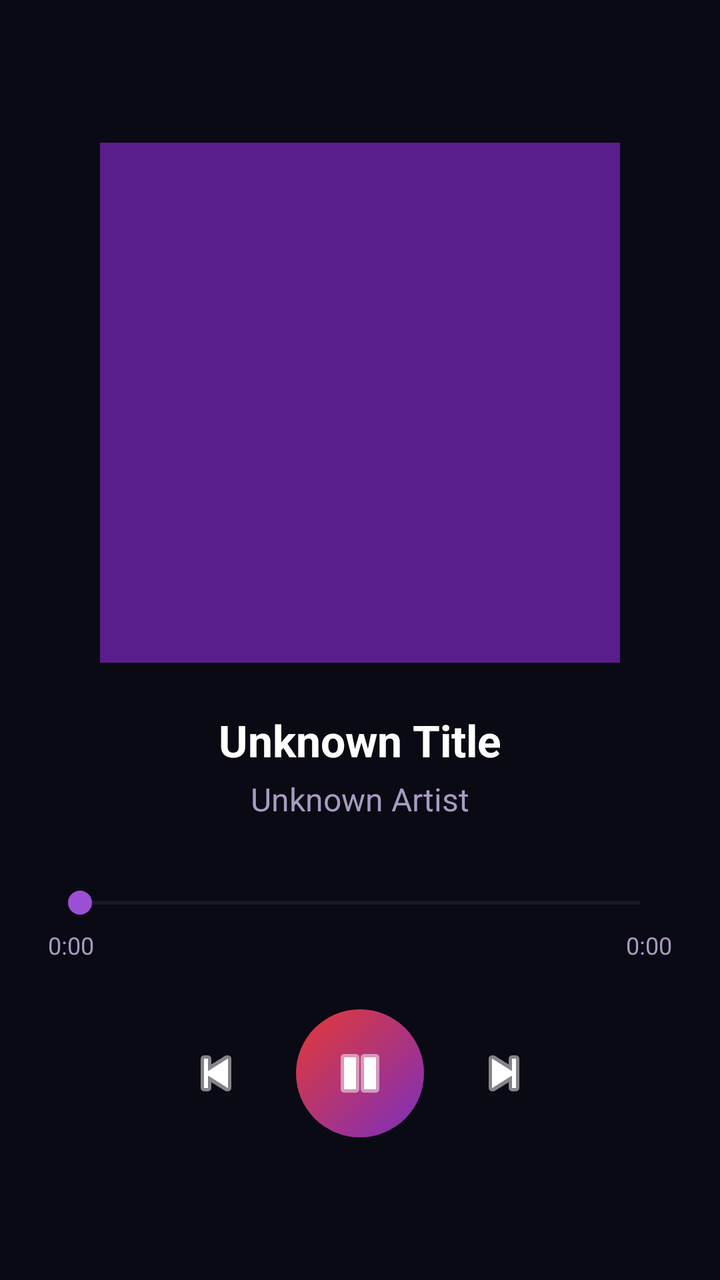
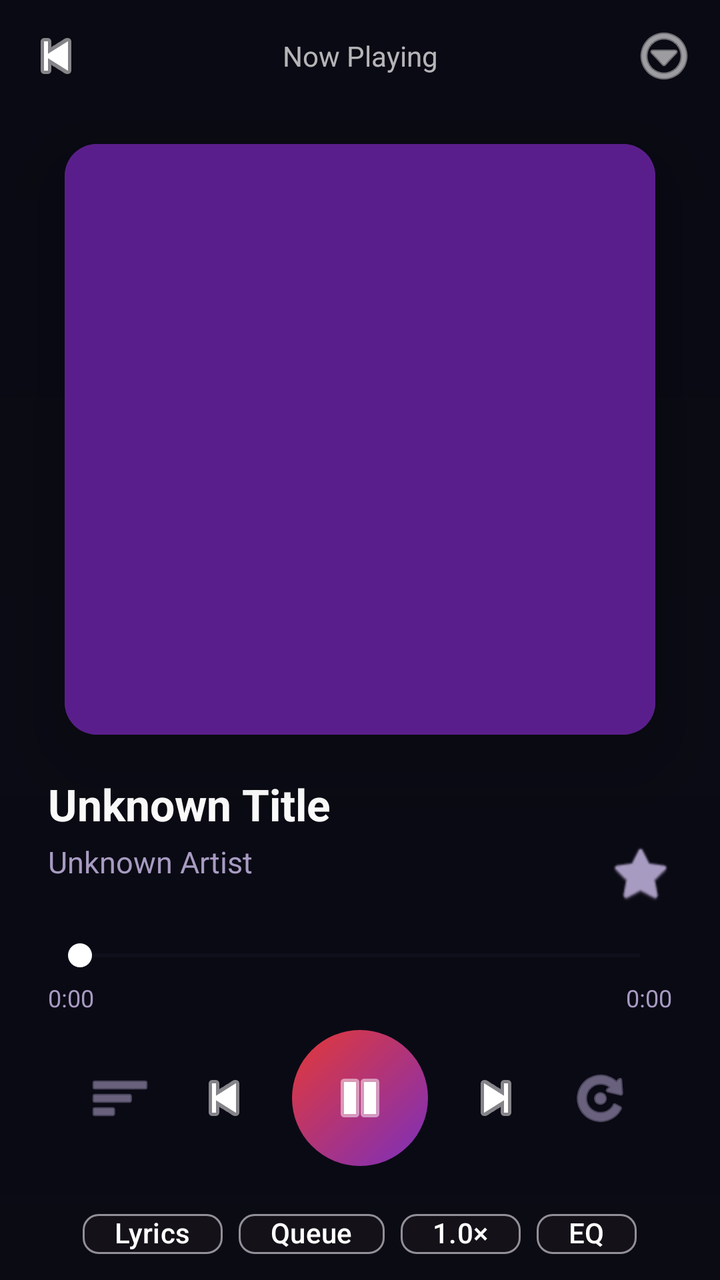

Two renders of the same Android screen: before a commit and after it. Below are the layout's source before the change and the commit's diff.
<!-- AndroidManifest.xml: application theme Theme.FountainPlay -->
<!-- res/layout/activity_audio_player.xml -->
<?xml version="1.0" encoding="utf-8"?>
<LinearLayout xmlns:android="http://schemas.android.com/apk/res/android"
    android:layout_width="match_parent"
    android:layout_height="match_parent"
    android:orientation="vertical"
    android:gravity="center"
    android:background="@color/player_bg_dark"
    android:padding="24dp">
    <ImageView android:id="@+id/album_art"
        android:layout_width="260dp" android:layout_height="260dp"
        android:scaleType="centerCrop"
        android:background="@color/fp_purple_dark" />
    <TextView android:id="@+id/tv_title"
        android:layout_width="match_parent" android:layout_height="wrap_content"
        android:text="Unknown Title" android:textColor="@color/white"
        android:textSize="22sp" android:textStyle="bold"
        android:gravity="center" android:paddingTop="24dp"
        android:maxLines="1" android:ellipsize="marquee" />
    <TextView android:id="@+id/tv_artist"
        android:layout_width="match_parent" android:layout_height="wrap_content"
        android:text="Unknown Artist" android:textColor="@color/on_surface_variant_dark"
        android:textSize="16sp" android:gravity="center" android:paddingTop="4dp" />
    <SeekBar android:id="@+id/seek_bar"
        android:layout_width="match_parent" android:layout_height="wrap_content"
        android:layout_marginTop="32dp"
        android:progressTint="@color/fp_purple"
        android:thumbTint="@color/fp_purple_light" />
    <LinearLayout android:layout_width="match_parent" android:layout_height="wrap_content"
        android:orientation="horizontal" android:paddingTop="4dp">
        <TextView android:id="@+id/tv_current_time"
            android:layout_width="wrap_content" android:layout_height="wrap_content"
            android:text="0:00" android:textColor="@color/on_surface_variant_dark" android:textSize="12sp" />
        <View android:layout_width="0dp" android:layout_height="1dp" android:layout_weight="1" />
        <TextView android:id="@+id/tv_total_time"
            android:layout_width="wrap_content" android:layout_height="wrap_content"
            android:text="0:00" android:textColor="@color/on_surface_variant_dark" android:textSize="12sp" />
    </LinearLayout>
    <LinearLayout android:layout_width="match_parent" android:layout_height="wrap_content"
        android:orientation="horizontal" android:gravity="center" android:paddingTop="24dp">
        <ImageButton android:id="@+id/btn_prev"
            android:layout_width="48dp" android:layout_height="48dp"
            android:src="@android:drawable/ic_media_previous"
            android:tint="@color/white"
            android:background="?attr/selectableItemBackgroundBorderless"
            android:layout_marginHorizontal="8dp" />
        <ImageButton android:id="@+id/btn_play_pause"
            android:layout_width="64dp" android:layout_height="64dp"
            android:src="@android:drawable/ic_media_pause"
            android:tint="@color/white"
            android:background="@drawable/bg_play_button"
            android:layout_marginHorizontal="8dp" />
        <ImageButton android:id="@+id/btn_next"
            android:layout_width="48dp" android:layout_height="48dp"
            android:src="@android:drawable/ic_media_next"
            android:tint="@color/white"
            android:background="?attr/selectableItemBackgroundBorderless"
            android:layout_marginHorizontal="8dp" />
    </LinearLayout>
</LinearLayout>
<!-- resources referenced by this layout -->
<resources>
  <color name="fp_purple">#7B2FBE</color>
  <color name="fp_purple_dark">#5A1E8C</color>
  <color name="fp_purple_light">#9C4FD4</color>
  <color name="on_surface_variant_dark">#A89BC2</color>
  <color name="player_bg_dark">#0A0A14</color>
  <color name="white">#FFFFFF</color>
  <!-- drawable bg_play_button (drawable) -->
  <?xml version="1.0" encoding="utf-8"?>
  <shape xmlns:android="http://schemas.android.com/apk/res/android" android:shape="oval">
      <gradient android:startColor="@color/fp_purple" android:endColor="@color/fp_red" android:angle="135" android:type="linear" />
  </shape>
  <style name="Theme.FountainPlay" parent="Theme.Material3.Light.NoActionBar">
          <item name="colorPrimary">@color/fp_purple</item>
          <item name="colorPrimaryDark">@color/fp_purple_dark</item>
          <item name="colorAccent">@color/fp_red</item>
          <item name="colorSurface">@color/surface_light</item>
          <item name="android:windowBackground">@color/background_light</item>
          <item name="android:statusBarColor">@color/fp_purple_dark</item>
      </style>
  <color name="fp_red">#E53935</color>
  <color name="surface_light">#FFFFFF</color>
  <color name="background_light">#FAFAFA</color>
</resources>

<!-- the commit's change to res/layout/activity_audio_player.xml (unified diff, before → after) -->
@@ -1,59 +1,298 @@
 <?xml version="1.0" encoding="utf-8"?>
-<LinearLayout xmlns:android="http://schemas.android.com/apk/res/android"
+<androidx.constraintlayout.widget.ConstraintLayout
+    xmlns:android="http://schemas.android.com/apk/res/android"
+    xmlns:app="http://schemas.android.com/apk/res-auto"
     android:layout_width="match_parent"
     android:layout_height="match_parent"
-    android:orientation="vertical"
-    android:gravity="center"
-    android:background="@color/player_bg_dark"
-    android:padding="24dp">
-    <ImageView android:id="@+id/album_art"
-        android:layout_width="260dp" android:layout_height="260dp"
+    android:background="@color/player_bg_dark">
+
+    
+    <ImageView
+        android:id="@+id/iv_bg_blur"
+        android:layout_width="match_parent"
+        android:layout_height="match_parent"
         android:scaleType="centerCrop"
-        android:background="@color/fp_purple_dark" />
-    <TextView android:id="@+id/tv_title"
-        android:layout_width="match_parent" android:layout_height="wrap_content"
-        android:text="Unknown Title" android:textColor="@color/white"
-        android:textSize="22sp" android:textStyle="bold"
-        android:gravity="center" android:paddingTop="24dp"
-        android:maxLines="1" android:ellipsize="marquee" />
-    <TextView android:id="@+id/tv_artist"
-        android:layout_width="match_parent" android:layout_height="wrap_content"
-        android:text="Unknown Artist" android:textColor="@color/on_surface_variant_dark"
-        android:textSize="16sp" android:gravity="center" android:paddingTop="4dp" />
-    <SeekBar android:id="@+id/seek_bar"
-        android:layout_width="match_parent" android:layout_height="wrap_content"
-        android:layout_marginTop="32dp"
-        android:progressTint="@color/fp_purple"
-        android:thumbTint="@color/fp_purple_light" />
-    <LinearLayout android:layout_width="match_parent" android:layout_height="wrap_content"
-        android:orientation="horizontal" android:paddingTop="4dp">
-        <TextView android:id="@+id/tv_current_time"
-            android:layout_width="wrap_content" android:layout_height="wrap_content"
-            android:text="0:00" android:textColor="@color/on_surface_variant_dark" android:textSize="12sp" />
-        <View android:layout_width="0dp" android:layout_height="1dp" android:layout_weight="1" />
-        <TextView android:id="@+id/tv_total_time"
-            android:layout_width="wrap_content" android:layout_height="wrap_content"
-            android:text="0:00" android:textColor="@color/on_surface_variant_dark" android:textSize="12sp" />
-    </LinearLayout>
-    <LinearLayout android:layout_width="match_parent" android:layout_height="wrap_content"
-        android:orientation="horizontal" android:gravity="center" android:paddingTop="24dp">
-        <ImageButton android:id="@+id/btn_prev"
-            android:layout_width="48dp" android:layout_height="48dp"
+        android:alpha="0.25"
+        app:layout_constraintTop_toTopOf="parent"
+        app:layout_constraintBottom_toBottomOf="parent" />
+
+    
+    <View
+        android:layout_width="match_parent"
+        android:layout_height="match_parent"
+        android:background="@drawable/gradient_player_overlay"
+        app:layout_constraintTop_toTopOf="parent"
+        app:layout_constraintBottom_toBottomOf="parent" />
+
+    
+    <LinearLayout
+        android:id="@+id/top_bar"
+        android:layout_width="match_parent"
+        android:layout_height="56dp"
+        android:orientation="horizontal"
+        android:gravity="center_vertical"
+        android:paddingHorizontal="8dp"
+        app:layout_constraintTop_toTopOf="parent">
+
+        <ImageButton
+            android:id="@+id/btn_back"
+            android:layout_width="40dp"
+            android:layout_height="40dp"
             android:src="@android:drawable/ic_media_previous"
             android:tint="@color/white"
+            android:background="?attr/selectableItemBackgroundBorderless" />
+
+        <TextView
+            android:layout_width="0dp"
+            android:layout_height="wrap_content"
+            android:layout_weight="1"
+            android:text="Now Playing"
+            android:textColor="@color/white"
+            android:textSize="14sp"
+            android:gravity="center"
+            android:alpha="0.7" />
+
+        <ImageButton
+            android:id="@+id/btn_options"
+            android:layout_width="40dp"
+            android:layout_height="40dp"
+            android:src="@android:drawable/ic_menu_more"
+            android:tint="@color/white"
+            android:background="?attr/selectableItemBackgroundBorderless" />
+    </LinearLayout>
+
+    
+    <androidx.cardview.widget.CardView
+        android:id="@+id/card_album_art"
+        android:layout_width="0dp"
+        android:layout_height="0dp"
+        android:layout_marginHorizontal="32dp"
+        android:layout_marginTop="16dp"
+        app:cardCornerRadius="16dp"
+        app:cardElevation="24dp"
+        app:layout_constraintTop_toBottomOf="@id/top_bar"
+        app:layout_constraintStart_toStartOf="parent"
+        app:layout_constraintEnd_toEndOf="parent"
+        app:layout_constraintWidth_percent="0.82"
+        app:layout_constraintDimensionRatio="1:1">
+
+        <ImageView
+            android:id="@+id/iv_album_art"
+            android:layout_width="match_parent"
+            android:layout_height="match_parent"
+            android:scaleType="centerCrop"
+            android:background="@color/fp_purple_dark" />
+    </androidx.cardview.widget.CardView>
+
+    
+    <LinearLayout
+        android:id="@+id/song_info"
+        android:layout_width="0dp"
+        android:layout_height="wrap_content"
+        android:orientation="vertical"
+        android:paddingHorizontal="24dp"
+        android:paddingTop="20dp"
+        app:layout_constraintTop_toBottomOf="@id/card_album_art"
+        app:layout_constraintStart_toStartOf="parent"
+        app:layout_constraintEnd_toEndOf="parent">
+
+        <TextView
+            android:id="@+id/tv_title"
+            android:layout_width="match_parent"
+            android:layout_height="wrap_content"
+            android:text="Unknown Title"
+            android:textColor="@color/white"
+            android:textSize="22sp"
+            android:textStyle="bold"
+            android:maxLines="1"
+            android:ellipsize="marquee"
+            android:marqueeRepeatLimit="marquee_forever"
+            android:selected="true" />
+
+        <LinearLayout
+            android:layout_width="match_parent"
+            android:layout_height="wrap_content"
+            android:orientation="horizontal"
+            android:paddingTop="4dp">
+
+            <TextView
+                android:id="@+id/tv_artist"
+                android:layout_width="0dp"
+                android:layout_height="wrap_content"
+                android:layout_weight="1"
+                android:text="Unknown Artist"
+                android:textColor="@color/on_surface_variant_dark"
+                android:textSize="15sp"
+                android:maxLines="1"
+                android:ellipsize="end" />
+
+            <ImageButton
+                android:id="@+id/btn_favorite"
+                android:layout_width="32dp"
+                android:layout_height="32dp"
+                android:src="@android:drawable/btn_star_big_off"
+                android:tint="@color/on_surface_variant_dark"
+                android:background="?attr/selectableItemBackgroundBorderless" />
+        </LinearLayout>
+    </LinearLayout>
+
+    
+    <LinearLayout
+        android:id="@+id/progress_section"
+        android:layout_width="match_parent"
+        android:layout_height="wrap_content"
+        android:orientation="vertical"
+        android:paddingHorizontal="24dp"
+        android:paddingTop="16dp"
+        app:layout_constraintTop_toBottomOf="@id/song_info"
+        app:layout_constraintStart_toStartOf="parent"
+        app:layout_constraintEnd_toEndOf="parent">
+
+        
+        <SeekBar
+            android:id="@+id/seek_bar"
+            android:layout_width="match_parent"
+            android:layout_height="wrap_content"
+            android:progressTint="@color/fp_purple_light"
+            android:thumbTint="@color/white"
+            android:progressBackgroundTint="@color/surface_variant_dark"
+            android:minHeight="4dp"
+            android:max="1000" />
+
+        
+        <LinearLayout
+            android:layout_width="match_parent"
+            android:layout_height="wrap_content"
+            android:orientation="horizontal"
+            android:paddingTop="4dp">
+
+            <TextView
+                android:id="@+id/tv_current_time"
+                android:layout_width="wrap_content"
+                android:layout_height="wrap_content"
+                android:text="0:00"
+                android:textColor="@color/on_surface_variant_dark"
+                android:textSize="12sp" />
+
+            <View android:layout_width="0dp" android:layout_height="1dp" android:layout_weight="1" />
+
+            <TextView
+                android:id="@+id/tv_total_time"
+                android:layout_width="wrap_content"
+                android:layout_height="wrap_content"
+                android:text="0:00"
+                android:textColor="@color/on_surface_variant_dark"
+                android:textSize="12sp" />
+        </LinearLayout>
+    </LinearLayout>
+
+    
+    <LinearLayout
+        android:id="@+id/main_controls"
+        android:layout_width="match_parent"
+        android:layout_height="wrap_content"
+        android:orientation="horizontal"
+        android:gravity="center"
+        android:paddingHorizontal="16dp"
+        android:paddingTop="8dp"
+        app:layout_constraintTop_toBottomOf="@id/progress_section"
+        app:layout_constraintStart_toStartOf="parent"
+        app:layout_constraintEnd_toEndOf="parent">
+
+        <ImageButton
+            android:id="@+id/btn_shuffle"
+            android:layout_width="44dp"
+            android:layout_height="44dp"
+            android:src="@android:drawable/ic_menu_sort_by_size"
+            android:tint="@color/on_surface_variant_dark"
+            android:background="?attr/selectableItemBackgroundBorderless" />
+
+        <ImageButton
+            android:id="@+id/btn_prev"
+            android:layout_width="52dp"
+            android:layout_height="52dp"
+            android:src="@android:drawable/ic_media_previous"
+            android:tint="@color/white"
             android:background="?attr/selectableItemBackgroundBorderless"
-            android:layout_marginHorizontal="8dp" />
-        <ImageButton android:id="@+id/btn_play_pause"
-            android:layout_width="64dp" android:layout_height="64dp"
+            android:layout_marginHorizontal="4dp" />
+
+        
+        <ImageButton
+            android:id="@+id/btn_play_pause"
+            android:layout_width="68dp"
+            android:layout_height="68dp"
             android:src="@android:drawable/ic_media_pause"
             android:tint="@color/white"
             android:background="@drawable/bg_play_button"
-            android:layout_marginHorizontal="8dp" />
-        <ImageButton android:id="@+id/btn_next"
-            android:layout_width="48dp" android:layout_height="48dp"
+            android:layout_marginHorizontal="4dp"
+            android:padding="14dp" />
+
+        <ImageButton
+            android:id="@+id/btn_next"
+            android:layout_width="52dp"
+            android:layout_height="52dp"
             android:src="@android:drawable/ic_media_next"
             android:tint="@color/white"
             android:background="?attr/selectableItemBackgroundBorderless"
-            android:layout_marginHorizontal="8dp" />
-    </LinearLayout>
-</LinearLayout>
+            android:layout_marginHorizontal="4dp" />
+
+        <ImageButton
+            android:id="@+id/btn_repeat"
+            android:layout_width="44dp"
+            android:layout_height="44dp"
+            android:src="@android:drawable/ic_menu_rotate"
+            android:tint="@color/on_surface_variant_dark"
+            android:background="?attr/selectableItemBackgroundBorderless" />
+    </LinearLayout>
+
+    
+    <LinearLayout
+        android:id="@+id/action_chips"
+        android:layout_width="match_parent"
+        android:layout_height="wrap_content"
+        android:orientation="horizontal"
+        android:gravity="center"
+        android:paddingHorizontal="16dp"
+        android:paddingTop="12dp"
+        app:layout_constraintTop_toBottomOf="@id/main_controls"
+        app:layout_constraintStart_toStartOf="parent"
+        app:layout_constraintEnd_toEndOf="parent">
+
+        <com.google.android.material.chip.Chip
+            android:id="@+id/chip_lyrics"
+            android:layout_width="wrap_content"
+            android:layout_height="36dp"
+            android:text="Lyrics"
+            android:textColor="@color/white"
+            android:layout_margin="4dp"
+            style="@style/Widget.Material3.Chip.Filter" />
+
+        <com.google.android.material.chip.Chip
+            android:id="@+id/chip_queue"
+            android:layout_width="wrap_content"
+            android:layout_height="36dp"
+            android:text="Queue"
+            android:textColor="@color/white"
+            android:layout_margin="4dp"
+            style="@style/Widget.Material3.Chip.Filter" />
+
+        <com.google.android.material.chip.Chip
+            android:id="@+id/chip_speed"
+            android:layout_width="wrap_content"
+            android:layout_height="36dp"
+            android:text="1.0×"
+            android:textColor="@color/white"
+            android:layout_margin="4dp"
+            style="@style/Widget.Material3.Chip.Filter" />
+
+        <com.google.android.material.chip.Chip
+            android:id="@+id/chip_eq"
+            android:layout_width="wrap_content"
+            android:layout_height="36dp"
+            android:text="EQ"
+            android:textColor="@color/white"
+            android:layout_margin="4dp"
+            style="@style/Widget.Material3.Chip.Filter" />
+    </LinearLayout>
+
+</androidx.constraintlayout.widget.ConstraintLayout>
<!-- resource entries referenced after the edit -->
@@ -1,26 +1,33 @@
 <!-- resources referenced by this layout -->
 <resources>
-  <color name="fp_purple">#7B2FBE</color>
   <color name="fp_purple_dark">#5A1E8C</color>
   <color name="fp_purple_light">#9C4FD4</color>
   <color name="on_surface_variant_dark">#A89BC2</color>
   <color name="player_bg_dark">#0A0A14</color>
+  <color name="surface_variant_dark">#1C1C2E</color>
   <color name="white">#FFFFFF</color>
   <!-- drawable bg_play_button (drawable) -->
   <?xml version="1.0" encoding="utf-8"?>
   <shape xmlns:android="http://schemas.android.com/apk/res/android" android:shape="oval">
       <gradient android:startColor="@color/fp_purple" android:endColor="@color/fp_red" android:angle="135" android:type="linear" />
   </shape>
-  <style name="Theme.FountainPlay" parent="Theme.Material3.Light.NoActionBar">
+  <!-- drawable gradient_player_overlay (drawable) -->
+  <?xml version="1.0" encoding="utf-8"?>
+  <shape xmlns:android="http://schemas.android.com/apk/res/android">
+      <gradient
+          android:startColor="#CC0A0A14"
+          android:endColor="#F50A0A14"
+          android:angle="270"
+          android:type="linear" />
+  </shape>
+  <style name="Theme.FountainPlay.Player" parent="Theme.Material3.Dark.NoActionBar">
           <item name="colorPrimary">@color/fp_purple</item>
-          <item name="colorPrimaryDark">@color/fp_purple_dark</item>
-          <item name="colorAccent">@color/fp_red</item>
-          <item name="colorSurface">@color/surface_light</item>
-          <item name="android:windowBackground">@color/background_light</item>
-          <item name="android:statusBarColor">@color/fp_purple_dark</item>
+          <item name="android:windowBackground">@color/player_bg_dark</item>
+          <item name="android:statusBarColor">@color/transparent</item>
+          <item name="android:windowTranslucentStatus">true</item>
       </style>
+  <color name="fp_purple">#7B2FBE</color>
   <color name="fp_red">#E53935</color>
-  <color name="surface_light">#FFFFFF</color>
-  <color name="background_light">#FAFAFA</color>
+  <color name="transparent">#00000000</color>
 </resources>
 
